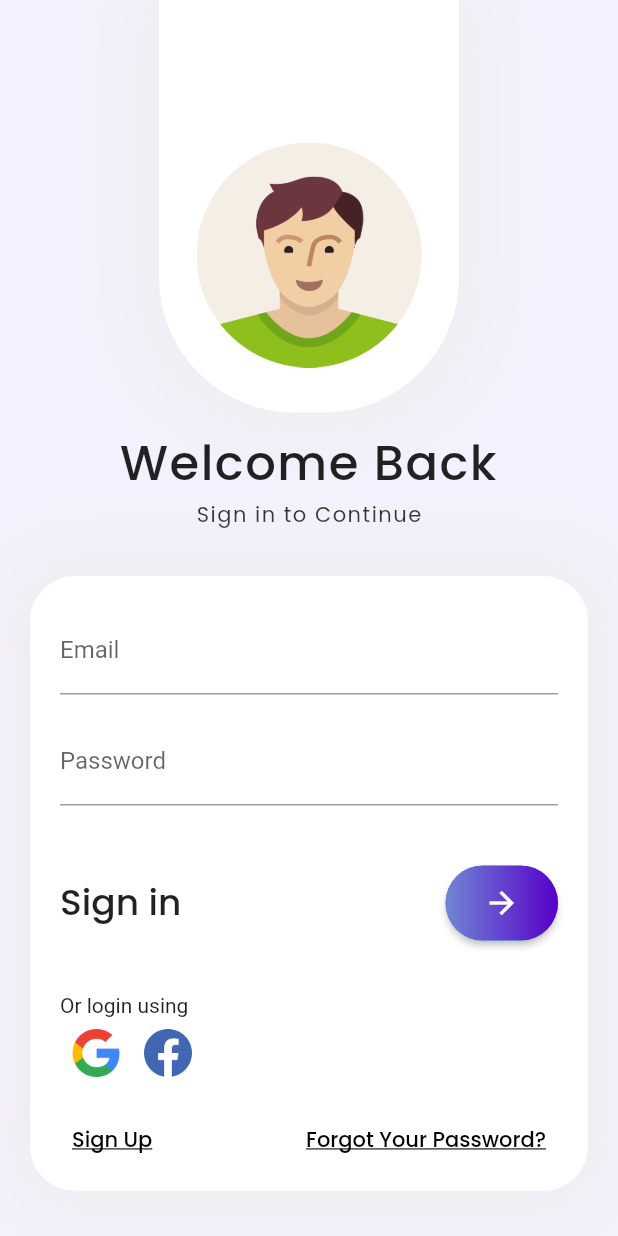
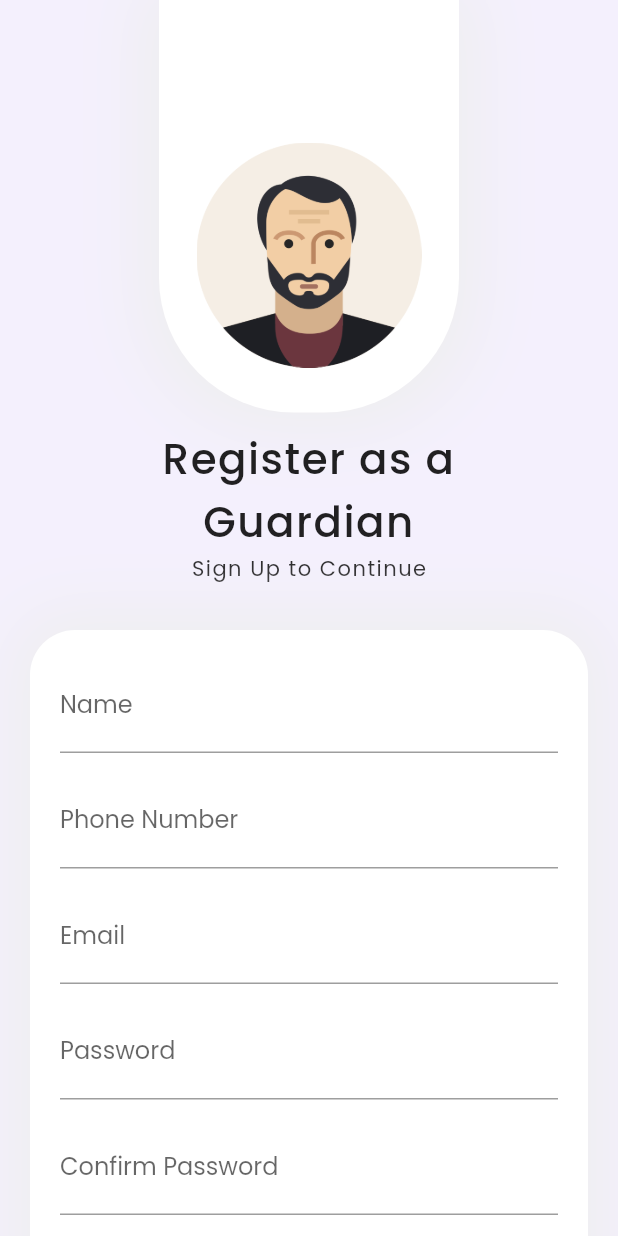
Before and after one commit to shrijal313/loginui, a Flutter app: the screen it shows after launch, on a phone screen of 412 x 824 dp. Run offline on Flutter 3.47's test engine with Material 2 defaults, Android fonts, the phone set to English and light mode, and no system bars; our stand-ins replace google_fonts.

Commit message:
Added Register and its constructors

```diff
--- /dev/null
+++ b/lib/core/widgets/alt_sign_up.dart
@@ -0,0 +1,29 @@
+import 'package:flutter/material.dart';
+
+class AltSignup extends StatelessWidget {
+  const AltSignup({
+    Key key,
+  }) : super(key: key);
+
+  @override
+  Widget build(BuildContext context) {
+    return Column(
+      crossAxisAlignment: CrossAxisAlignment.start,
+      children: [
+        Text("Or login using "),
+        Row(
+          children: [
+            IconButton(
+              icon: Image.asset("assets/icons/googleLogo.png"),
+              onPressed: () {},
+            ),
+            IconButton(
+              icon: Image.asset("assets/icons/facebookLogo.png"),
+              onPressed: () {},
+            ),
+          ],
+        ),
+      ],
+    );
+  }
+}
--- a/lib/features/view/login/screen/login.dart
+++ b/lib/features/view/login/screen/login.dart
@@ -4,10 +4,10 @@ import 'package:flutter/material.dart';
 import 'package:google_fonts/google_fonts.dart';
 import 'package:practice1/core/widgets/continue_button.dart';
 import 'package:practice1/features/view/login/widgets/header.dart';
+import 'package:practice1/features/view/login/widgets/login_form.dart';
 import 'package:practice1/features/view/login/widgets/welcomeText.dart';
 
 class LoginScreen extends StatelessWidget {
-  final _formKey = GlobalKey<FormState>();
 
   @override
   Widget build(BuildContext context) {
@@ -34,122 +34,7 @@ class LoginScreen extends StatelessWidget {
                   ],
                 ),
               ),
-              Container(
-                margin: EdgeInsets.symmetric(vertical: 20),
-                padding: EdgeInsets.only(
-                  left: 20,
-                  right: 20,
-                  top: 20,
-                  bottom: 10,
-                ),
-                // height: 400,
-                decoration: BoxDecoration(
-                    color: Colors.white,
-                    borderRadius: BorderRadius.circular(30),
-                    boxShadow: [
-                      BoxShadow(
-                          blurRadius: 40,
-                          spreadRadius: 10,
-                          color: Colors.grey[200])
-                    ]),
-                child: Form(
-                  key: _formKey,
-                  child: Column(
-                    crossAxisAlignment: CrossAxisAlignment.start,
-                    children: [
-                      TextFormField(
-                        decoration: InputDecoration(
-                          labelText: "Email",
-                        ),
-                      ),
-                      SizedBox(
-                        height: 15,
-                      ),
-                      TextFormField(
-                        obscureText: true,
-                        obscuringCharacter: "⬤",
-                        decoration: InputDecoration(
-                          labelText: "Password",
-                        ),
-                      ),
-                      SizedBox(
-                        height: 25,
-                      ),
-                      Container(
-                        height: 80,
-                        width: MediaQuery.of(context).size.width,
-                        child: Row(
-                          children: [
-                            Text(
-                              "Sign in",
-                              style: GoogleFonts.poppins(
-                                textStyle: TextStyle(
-                                  color: Colors.black87,
-                                  fontSize: 24,
-                                  fontWeight: FontWeight.w500,
-                                  // letterSpacing: 1,
-                                ),
-                              ),
-                            ),
-                            Spacer(),
-                            ContinueButton(),
-                          ],
-                        ),
-                      ),
-                      SizedBox(
-                        height: 20,
-                      ),
-                      Text("Or login using "),
-                      Row(
-                        children: [
-                          IconButton(
-                            icon: Image.asset("assets/icons/googleLogo.png"),
-                            onPressed: () {},
-                          ),
-                          IconButton(
-                            icon: Image.asset("assets/icons/facebookLogo.png"),
-                            onPressed: () {},
-                          ),
-                        ],
-                      ),
-                      SizedBox(
-                        height: 10,
-                      ),
-                      Row(
-                        children: [
-                          TextButton(
-                            onPressed: () {},
-                            child: Text(
-                              "Sign Up",
-                              style: GoogleFonts.poppins(
-                                textStyle: TextStyle(
-                                  color: Colors.black,
-                                  letterSpacing: 0,
-                                ),
-                                decoration: TextDecoration.underline,
-                              ),
-                            ),
-                          ),
-                          Spacer(),
-                          TextButton(
-                            onPressed: () {},
-                            child: Text(
-                              "Forgot Your Password?",
-                              style: GoogleFonts.poppins(
-                                textStyle: TextStyle(
-                                  color: Colors.black,
-                                  letterSpacing: 0,
-                                ),
-                                decoration: TextDecoration.underline,
-                              ),
-                            ),
-                          ),
-                        ],
-                      )
-                    ],
-                  ),
-                ),
-              ),
+              LoginForm(),
             ],
           ),
         ),
--- a/lib/features/view/login/widgets/header.dart
+++ b/lib/features/view/login/widgets/header.dart
@@ -1,6 +1,6 @@
 import 'package:flutter/material.dart';
 
-import '../profile.dart';
+import '../../../../core/profile.dart';
 
 class Header extends StatelessWidget {
   final Profile profile;
--- /dev/null
+++ b/lib/features/view/login/widgets/login_form.dart
@@ -0,0 +1,117 @@
+import 'package:flutter/material.dart';
+import 'package:google_fonts/google_fonts.dart';
+import 'package:practice1/core/widgets/alt_sign_up.dart';
+import 'package:practice1/core/widgets/continue_button.dart';
+
+class LoginForm extends StatelessWidget {
+  LoginForm({
+    Key key,
+  });
+
+  final _formKey = GlobalKey<FormState>();
+
+  @override
+  Widget build(BuildContext context) {
+    return Container(
+      margin: EdgeInsets.symmetric(vertical: 20),
+      padding: EdgeInsets.only(
+        left: 20,
+        right: 20,
+        top: 20,
+        bottom: 10,
+      ),
+      // height: 400,
+      decoration: BoxDecoration(
+          color: Colors.white,
+          borderRadius: BorderRadius.circular(30),
+          boxShadow: [
+            BoxShadow(blurRadius: 40, spreadRadius: 10, color: Colors.grey[200])
+          ]),
+      child: Form(
+        key: _formKey,
+        child: Column(
+          crossAxisAlignment: CrossAxisAlignment.start,
+          children: [
+            TextFormField(
+              decoration: InputDecoration(
+                labelText: "Email",
+              ),
+            ),
+            SizedBox(
+              height: 15,
+            ),
+            TextFormField(
+              obscureText: true,
+              obscuringCharacter: "⬤",
+              decoration: InputDecoration(
+                labelText: "Password",
+              ),
+            ),
+            SizedBox(
+              height: 25,
+            ),
+            Container(
+              height: 80,
+              width: MediaQuery.of(context).size.width,
+              child: Row(
+                children: [
+                  Text(
+                    "Sign in",
+                    style: GoogleFonts.poppins(
+                      textStyle: TextStyle(
+                        color: Colors.black87,
+                        fontSize: 24,
+                        fontWeight: FontWeight.w500,
+                        // letterSpacing: 1,
+                      ),
+                    ),
+                  ),
+                  Spacer(),
+                  ContinueButton(),
+                ],
+              ),
+            ),
+            SizedBox(
+              height: 20,
+            ),
+            AltSignup(),
+            SizedBox(
+              height: 10,
+            ),
+            Row(
+              children: [
+                TextButton(
+                  onPressed: () {},
+                  child: Text(
+                    "Sign Up",
+                    style: GoogleFonts.poppins(
+                      textStyle: TextStyle(
+                        color: Colors.black,
+                        letterSpacing: 0,
+                      ),
+                      decoration: TextDecoration.underline,
+                    ),
+                  ),
+                ),
+                Spacer(),
+                TextButton(
+                  onPressed: () {},
+                  child: Text(
+                    "Forgot Your Password?",
+                    style: GoogleFonts.poppins(
+                      textStyle: TextStyle(
+                        color: Colors.black,
+                        letterSpacing: 0,
+                      ),
+                      decoration: TextDecoration.underline,
+                    ),
+                  ),
+                ),
+              ],
+            )
+          ],
+        ),
+      ),
+    );
+  }
+}
--- a/lib/features/view/login/widgets/welcomeText.dart
+++ b/lib/features/view/login/widgets/welcomeText.dart
@@ -23,7 +23,7 @@ class WelcomText extends StatelessWidget {
             style: GoogleFonts.poppins(
               textStyle: TextStyle(
                   color: Colors.black87,
-                  fontSize: 32,
+                  fontSize: 28,
                   fontWeight: FontWeight.w500,
                   letterSpacing: 1),
             ),
--- /dev/null
+++ b/lib/features/view/register/screen/register.dart
@@ -0,0 +1,184 @@
+import 'package:flutter/material.dart';
+import 'package:google_fonts/google_fonts.dart';
+import 'package:practice1/core/profile.dart';
+import 'package:practice1/core/widgets/alt_sign_up.dart';
+import 'package:practice1/core/widgets/continue_button.dart';
+import 'package:practice1/features/view/login/widgets/header.dart';
+import 'package:practice1/features/view/login/widgets/welcomeText.dart';
+
+class Register extends StatelessWidget {
+  final Profile profile;
+
+  const Register.tutor({
+    Key key,
+    this.profile = Profile.tutor,
+  });
+
+  const Register.guardian({
+    Key key,
+    this.profile = Profile.guardian,
+  });
+
+  const Register.student({
+    Key key,
+    this.profile = Profile.student,
+  });
+
+  @override
+  Widget build(BuildContext context) {
+    return Scaffold(
+      backgroundColor: Color(0xfff4f0fd),
+      body: SingleChildScrollView(
+        child: Container(
+          width: double.infinity,
+          padding: EdgeInsets.only(left: 20, right: 20),
+          child: Column(
+            children: [
+              profileHeader(profile),
+              WelcomText(
+                title: registerText(profile),
+                subtitle: "Sign Up to Continue",
+              ),
+              Container(
+                margin: EdgeInsets.symmetric(vertical: 20),
+                padding: EdgeInsets.only(
+                  left: 20,
+                  right: 20,
+                  top: 20,
+                  bottom: 10,
+                ),
+                decoration: BoxDecoration(
+                  color: Colors.white,
+                  borderRadius: BorderRadius.circular(30),
+                  boxShadow: [
+                    BoxShadow(
+                        blurRadius: 40,
+                        spreadRadius: 10,
+                        color: Colors.grey[200])
+                  ],
+                ),
+                child: Form(
+                    // key: ,
+                    child: Column(
+                  children: [
+                    TextFormField(
+                      decoration: InputDecoration(
+                        labelText: "Name",
+                      ),
+                    ),
+                    SizedBox(
+                      height: 15,
+                    ),
+                    TextFormField(
+                      decoration: InputDecoration(
+                        labelText: "Phone Number",
+                      ),
+                    ),
+                    SizedBox(
+                      height: 15,
+                    ),
+                    TextFormField(
+                      decoration: InputDecoration(
+                        labelText: "Email",
+                      ),
+                    ),
+                    SizedBox(
+                      height: 15,
+                    ),
+                    TextFormField(
+                      obscureText: true,
+                      obscuringCharacter: "⬤",
+                      decoration: InputDecoration(
+                        labelText: "Password",
+                      ),
+                    ),
+                    SizedBox(
+                      height: 15,
+                    ),
+                    TextFormField(
+                      obscureText: true,
+                      obscuringCharacter: "⬤",
+                      decoration: InputDecoration(
+                        labelText: "Confirm Password",
+                      ),
+                    ),
+                    SizedBox(
+                      height: 15,
+                    ),
+                    Row(
+                      children: [
+                        Checkbox(
+                          value: false,
+                          onChanged: (value) {},
+                        ),
+                        Text(
+                          "I agree to ",
+                        ),
+                        Text(
+                          "Terms of Service",
+                          style: TextStyle(
+                              color: Colors.blue,
+                              decoration: TextDecoration.underline),
+                        ),
+                      ],
+                    ),
+                    Container(
+                      height: 80,
+                      width: MediaQuery.of(context).size.width,
+                      child: Row(
+                        children: [
+                          Text(
+                            "Sign Up",
+                            style: GoogleFonts.poppins(
+                              textStyle: TextStyle(
+                                color: Colors.black87,
+                                fontSize: 24,
+                                fontWeight: FontWeight.w500,
+                                // letterSpacing: 1,
+                              ),
+                            ),
+                          ),
+                          Spacer(),
+                          ContinueButton(),
+                        ],
+                      ),
+                    ),
+                    AltSignup()
+                  ],
+                )),
+              )
+            ],
+          ),
+        ),
+      ),
+    );
+  }
+
+  Widget profileHeader(Profile profile) {
+    switch (profile) {
+      case Profile.student:
+        return Header.student();
+      case Profile.guardian:
+        return Header.guardian();
+      case Profile.tutor:
+        return Header.tutor();
+
+      default:
+        return Header.student();
+    }
+  }
+
+  String registerText(Profile profile) {
+    switch (profile) {
+      case Profile.student:
+        return "Register as a Student";
+      case Profile.guardian:
+        return "Register as a Guardian";
+      case Profile.tutor:
+        return "Register as a Tutor";
+
+      default:
+        return "Register as a Student";
+    }
+  }
+}
--- a/lib/main.dart
+++ b/lib/main.dart
@@ -1,5 +1,7 @@
 import 'package:flutter/material.dart';
+import 'package:google_fonts/google_fonts.dart';
 import 'package:practice1/features/view/login/screen/login.dart';
+import 'package:practice1/features/view/register/screen/register.dart';
 
 void main() {
   runApp(MyApp());
@@ -13,8 +15,9 @@ class MyApp extends StatelessWidget {
       title: 'Sign Up and Sign In',
       theme: ThemeData(
         primarySwatch: Colors.blue,
+        fontFamily: GoogleFonts.poppins().fontFamily,
       ),
-      home: LoginScreen(),
+      home: Register.guardian(),
     );
   }
 }
```
Also changed, not shown: lib/core/profile.dart (renamed from lib/features/view/login/profile.dart).
